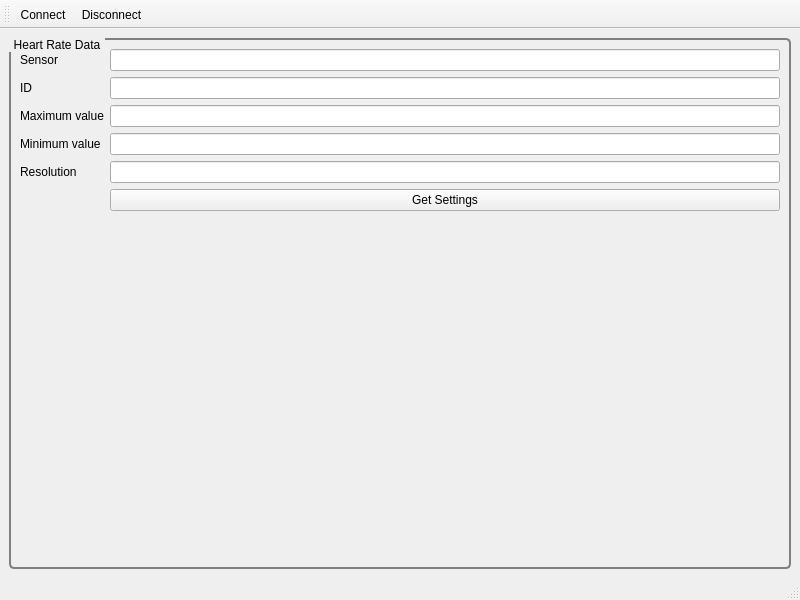
This is ui/hrmMainWindow.ui in UbiquitousComputingSS14/HeartRateMonitor as Qt 5 draws it before an edit. The edited form follows.
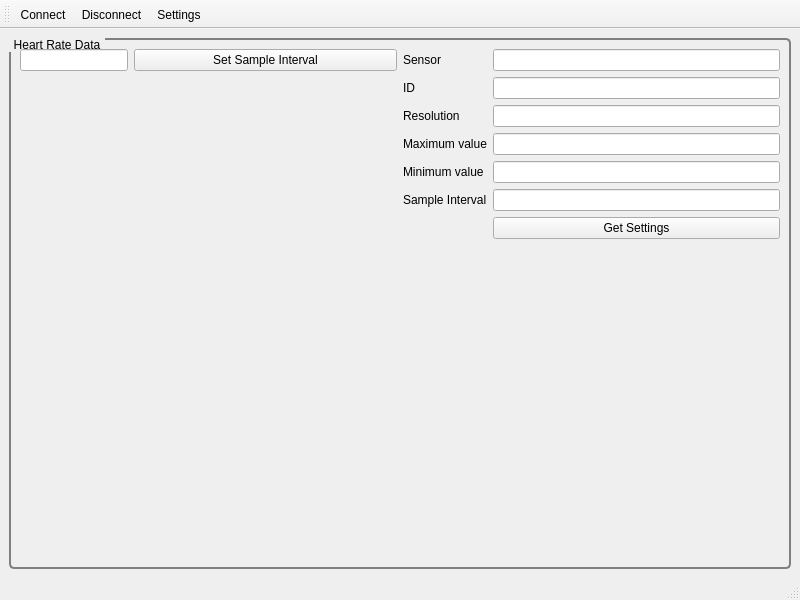
This is the edited form. Icons and pictures are not drawn.

Commit message: Added changing of sample rate / integration time.

```diff
--- a/ui/hrmMainWindow.ui
+++ b/ui/hrmMainWindow.ui
@@ -36,6 +36,41 @@
       <property name="title">
        <string>Heart Rate Data</string>
       </property>
+      <layout class="QHBoxLayout" name="horizontalLayout">
+       <item>
+        <layout class="QFormLayout" name="formLayout">
+         <property name="sizeConstraint">
+          <enum>QLayout::SetDefaultConstraint</enum>
+         </property>
+         <item row="1" column="0">
+          <widget class="QLineEdit" name="setSampleIntervalEdit">
+           <property name="layoutDirection">
+            <enum>Qt::LeftToRight</enum>
+           </property>
+           <property name="autoFillBackground">
+            <bool>false</bool>
+           </property>
+           <property name="frame">
+            <bool>true</bool>
+           </property>
+           <property name="alignment">
+            <set>Qt::AlignRight|Qt::AlignTrailing|Qt::AlignVCenter</set>
+           </property>
+           <property name="readOnly">
+            <bool>false</bool>
+           </property>
+          </widget>
+         </item>
+         <item row="1" column="1">
+          <widget class="QPushButton" name="setSampleIntervalBtn">
+           <property name="text">
+            <string>Set Sample Interval</string>
+           </property>
+          </widget>
+         </item>
+        </layout>
+       </item>
+       <item>
       <layout class="QFormLayout" name="formLayout_2">
        <property name="fieldGrowthPolicy">
         <enum>QFormLayout::AllNonFixedFieldsGrow</enum>
@@ -48,7 +83,20 @@
         </widget>
        </item>
        <item row="0" column="1">
-        <widget class="QLineEdit" name="sensorEdit"/>
+          <widget class="QLineEdit" name="sensorEdit">
+           <property name="layoutDirection">
+            <enum>Qt::LeftToRight</enum>
+           </property>
+           <property name="autoFillBackground">
+            <bool>false</bool>
+           </property>
+           <property name="alignment">
+            <set>Qt::AlignRight|Qt::AlignTrailing|Qt::AlignVCenter</set>
+           </property>
+           <property name="readOnly">
+            <bool>true</bool>
+           </property>
+          </widget>
        </item>
        <item row="1" column="0">
         <widget class="QLabel" name="label_2">
@@ -58,45 +106,122 @@
         </widget>
        </item>
        <item row="1" column="1">
-        <widget class="QLineEdit" name="idEdit"/>
+          <widget class="QLineEdit" name="idEdit">
+           <property name="layoutDirection">
+            <enum>Qt::LeftToRight</enum>
+           </property>
+           <property name="autoFillBackground">
+            <bool>false</bool>
+           </property>
+           <property name="alignment">
+            <set>Qt::AlignRight|Qt::AlignTrailing|Qt::AlignVCenter</set>
+           </property>
+           <property name="readOnly">
+            <bool>true</bool>
+           </property>
+          </widget>
        </item>
        <item row="2" column="0">
-        <widget class="QLabel" name="label_3">
+          <widget class="QLabel" name="label_5">
          <property name="text">
-          <string>Maximum value</string>
+            <string>Resolution</string>
          </property>
         </widget>
        </item>
        <item row="2" column="1">
-        <widget class="QLineEdit" name="maxValEdit"/>
+          <widget class="QLineEdit" name="resolutionEdit">
+           <property name="layoutDirection">
+            <enum>Qt::LeftToRight</enum>
+           </property>
+           <property name="autoFillBackground">
+            <bool>false</bool>
+           </property>
+           <property name="alignment">
+            <set>Qt::AlignRight|Qt::AlignTrailing|Qt::AlignVCenter</set>
+           </property>
+           <property name="readOnly">
+            <bool>true</bool>
+           </property>
+          </widget>
        </item>
        <item row="3" column="0">
-        <widget class="QLabel" name="label_4">
+          <widget class="QLabel" name="label_3">
          <property name="text">
-          <string>Minimum value</string>
+            <string>Maximum value</string>
          </property>
         </widget>
        </item>
        <item row="3" column="1">
-        <widget class="QLineEdit" name="minValEdit"/>
+          <widget class="QLineEdit" name="maxValEdit">
+           <property name="layoutDirection">
+            <enum>Qt::LeftToRight</enum>
+           </property>
+           <property name="autoFillBackground">
+            <bool>false</bool>
+           </property>
+           <property name="alignment">
+            <set>Qt::AlignRight|Qt::AlignTrailing|Qt::AlignVCenter</set>
+           </property>
+           <property name="readOnly">
+            <bool>true</bool>
+           </property>
+          </widget>
        </item>
        <item row="4" column="0">
-        <widget class="QLabel" name="label_5">
+          <widget class="QLabel" name="label_4">
          <property name="text">
-          <string>Resolution</string>
+            <string>Minimum value</string>
          </property>
         </widget>
        </item>
        <item row="4" column="1">
-        <widget class="QLineEdit" name="resolutionEdit"/>
-       </item>
-       <item row="5" column="1">
+          <widget class="QLineEdit" name="minValEdit">
+           <property name="layoutDirection">
+            <enum>Qt::LeftToRight</enum>
+           </property>
+           <property name="autoFillBackground">
+            <bool>false</bool>
+           </property>
+           <property name="alignment">
+            <set>Qt::AlignRight|Qt::AlignTrailing|Qt::AlignVCenter</set>
+           </property>
+           <property name="readOnly">
+            <bool>true</bool>
+           </property>
+          </widget>
+         </item>
+         <item row="6" column="1">
         <widget class="QPushButton" name="getSettingsBtn">
          <property name="text">
           <string>Get Settings</string>
          </property>
         </widget>
        </item>
+         <item row="5" column="1">
+          <widget class="QLineEdit" name="sampleIntervalEdit">
+           <property name="layoutDirection">
+            <enum>Qt::LeftToRight</enum>
+           </property>
+           <property name="autoFillBackground">
+            <bool>false</bool>
+           </property>
+           <property name="alignment">
+            <set>Qt::AlignRight|Qt::AlignTrailing|Qt::AlignVCenter</set>
+           </property>
+           <property name="readOnly">
+            <bool>true</bool>
+           </property>
+          </widget>
+         </item>
+         <item row="5" column="0">
+          <widget class="QLabel" name="label_7">
+           <property name="text">
+            <string>Sample Interval</string>
+           </property>
+          </widget>
+         </item>
+        </layout>
+       </item>
       </layout>
      </widget>
     </item>
@@ -125,6 +250,7 @@
    </attribute>
    <addaction name="actionConnect"/>
    <addaction name="actionDisconnect"/>
+   <addaction name="actionSettings"/>
   </widget>
   <action name="actionConnect">
    <property name="icon">
@@ -144,6 +270,15 @@
     <string>Disconnect</string>
    </property>
   </action>
+  <action name="actionSettings">
+   <property name="icon">
+    <iconset resource="../res/icons.qrc">
+     <normaloff>:/icons/settings.png</normaloff>:/icons/settings.png</iconset>
+   </property>
+   <property name="text">
+    <string>Settings</string>
+   </property>
+  </action>
  </widget>
  <resources>
   <include location="../res/icons.qrc"/>
```
Lines whose indentation alone changed are shown as unchanged. The commit also changes 6 other files.
